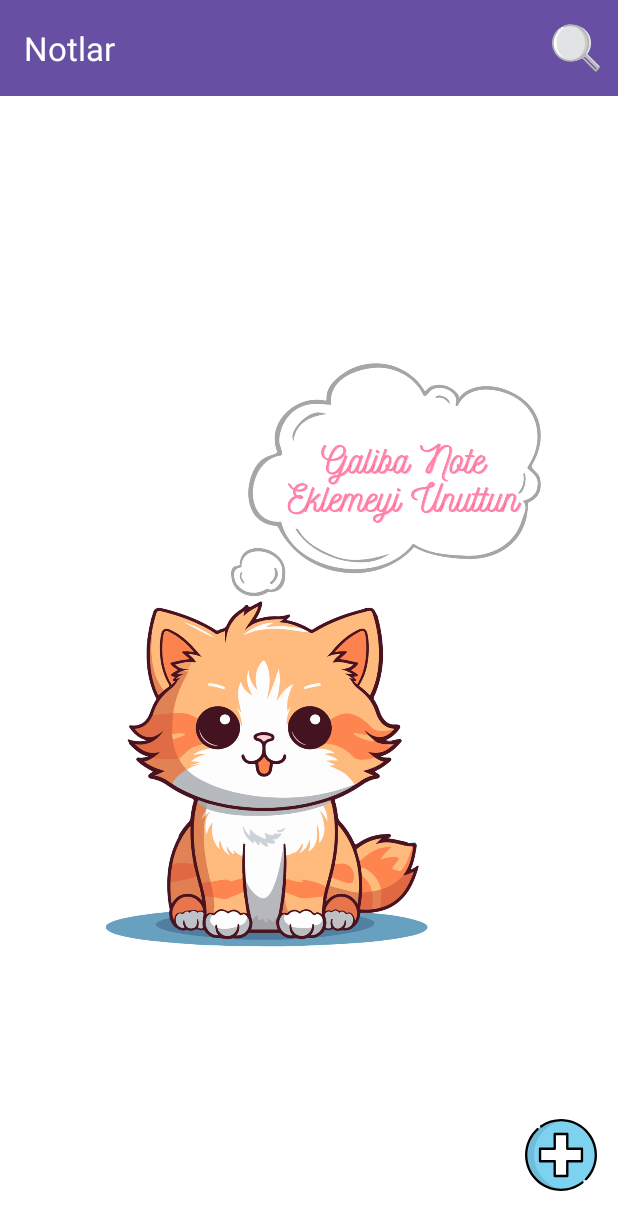
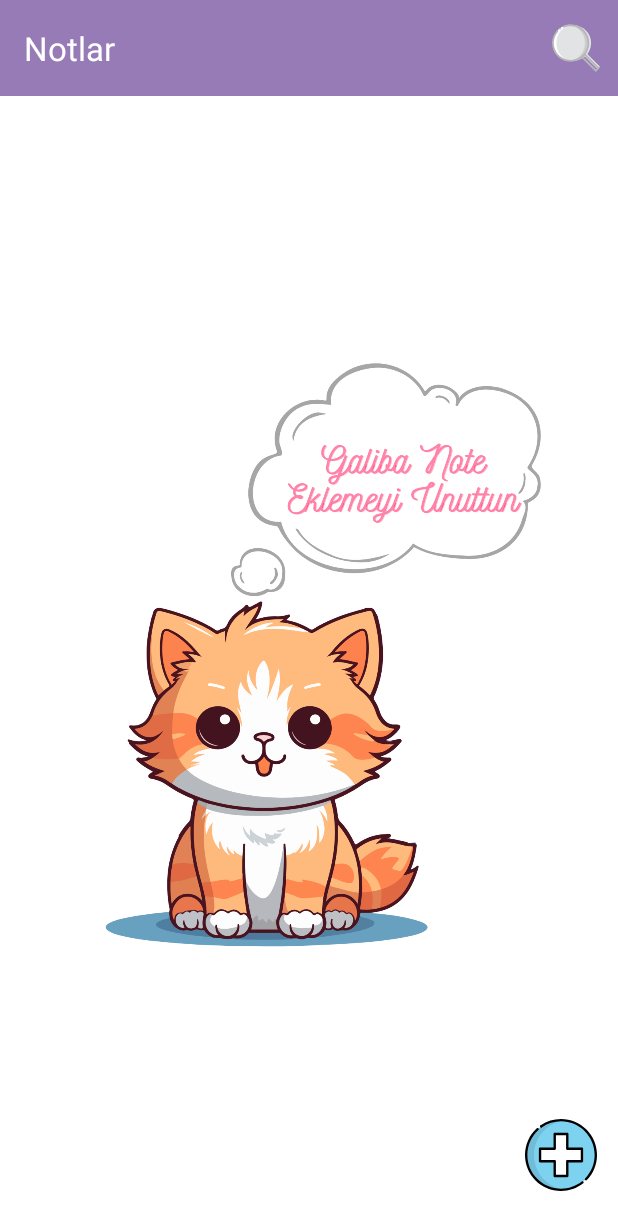
Before and after one commit to oktyGnc/Notmi, an Android app: the screen it shows after launch (MainActivity), on a phone screen of 412 x 824 dp. Shown: the top 1230 px of the screen. Run offline under Robolectric (Android 15) with nearby library versions, the phone set to English and light mode, and no system bars; our stand-ins replace Dagger/Hilt's generated code, Room's generated code.

Commit message:
style: Define and apply color scheme for the UI

```diff
--- a/app/src/main/res/layout/activity_main.xml
+++ b/app/src/main/res/layout/activity_main.xml
@@ -9,6 +9,7 @@
 
     <androidx.appcompat.widget.Toolbar
         android:id="@+id/toolbar"
+        android:backgroundTint="#967bb6"
         android:layout_width="0dp"
         android:layout_height="wrap_content"
         app:layout_constraintTop_toTopOf="parent"
--- a/app/src/main/res/layout/item_view_note.xml
+++ b/app/src/main/res/layout/item_view_note.xml
@@ -11,6 +11,7 @@
     <LinearLayout
         android:layout_width="match_parent"
         android:layout_height="wrap_content"
+        android:background="#cfafde"
         android:orientation="vertical"
         android:padding="14dp">
 
```
